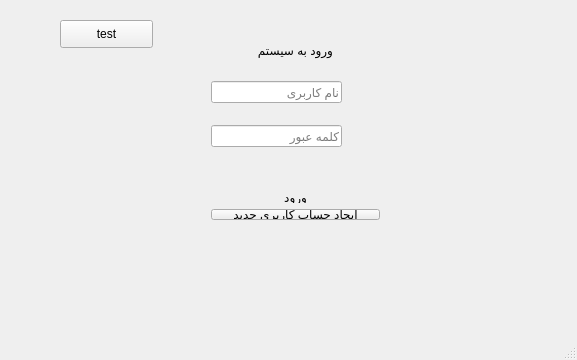
M-JavadHeydarpour/University-resource-management, file University-resource-management/login.ui: the form before one commit.
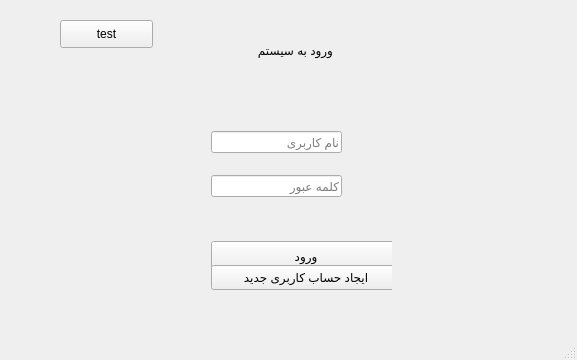
The form after the commit. Icons and pictures are not drawn.

Commit message: botton login edited

Patch:
```diff
--- a/University-resource-management/login.ui
+++ b/University-resource-management/login.ui
@@ -73,7 +73,7 @@
       <property name="geometry">
        <rect>
         <x>160</x>
-        <y>60</y>
+        <y>110</y>
         <width>191</width>
         <height>101</height>
        </rect>
@@ -168,16 +168,28 @@
       <property name="geometry">
        <rect>
         <x>160</x>
-        <y>170</y>
-        <width>191</width>
-        <height>51</height>
+        <y>220</y>
+        <width>192</width>
+        <height>63</height>
        </rect>
       </property>
       <layout class="QVBoxLayout" name="verticalLayout">
        <item>
         <widget class="QPushButton" name="PB_login">
+         <property name="minimumSize">
+          <size>
+           <width>190</width>
+           <height>30</height>
+          </size>
+         </property>
+         <property name="maximumSize">
+          <size>
+           <width>190</width>
+           <height>30</height>
+          </size>
+         </property>
          <property name="styleSheet">
-          <string notr="true">border:4px-solid-red;</string>
+          <string notr="true">font: 70 10pt &quot;Yu Gothic UI&quot;;</string>
          </property>
          <property name="text">
           <string>ورود</string>
@@ -186,6 +198,21 @@
        </item>
        <item>
         <widget class="QPushButton" name="pushButton_signup">
+         <property name="minimumSize">
+          <size>
+           <width>190</width>
+           <height>25</height>
+          </size>
+         </property>
+         <property name="maximumSize">
+          <size>
+           <width>190</width>
+           <height>25</height>
+          </size>
+         </property>
+         <property name="styleSheet">
+          <string notr="true">font: 60 9pt &quot;Yu Gothic UI&quot;;</string>
+         </property>
          <property name="text">
           <string>ایجاد حساب کاربری جدید</string>
          </property>
```
